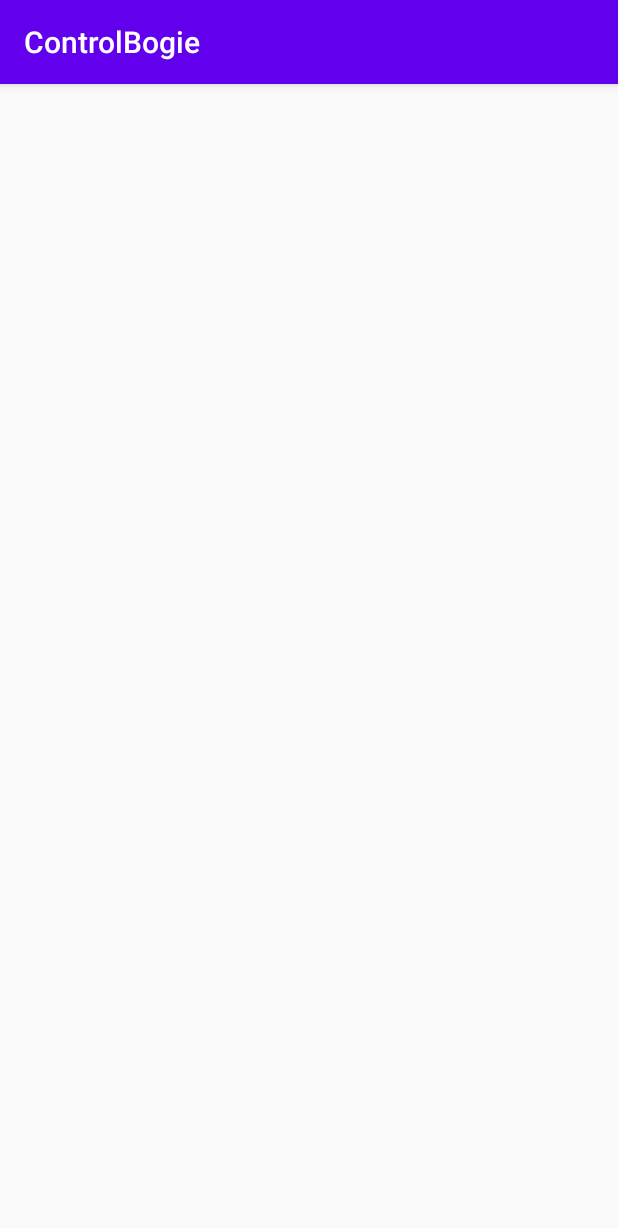
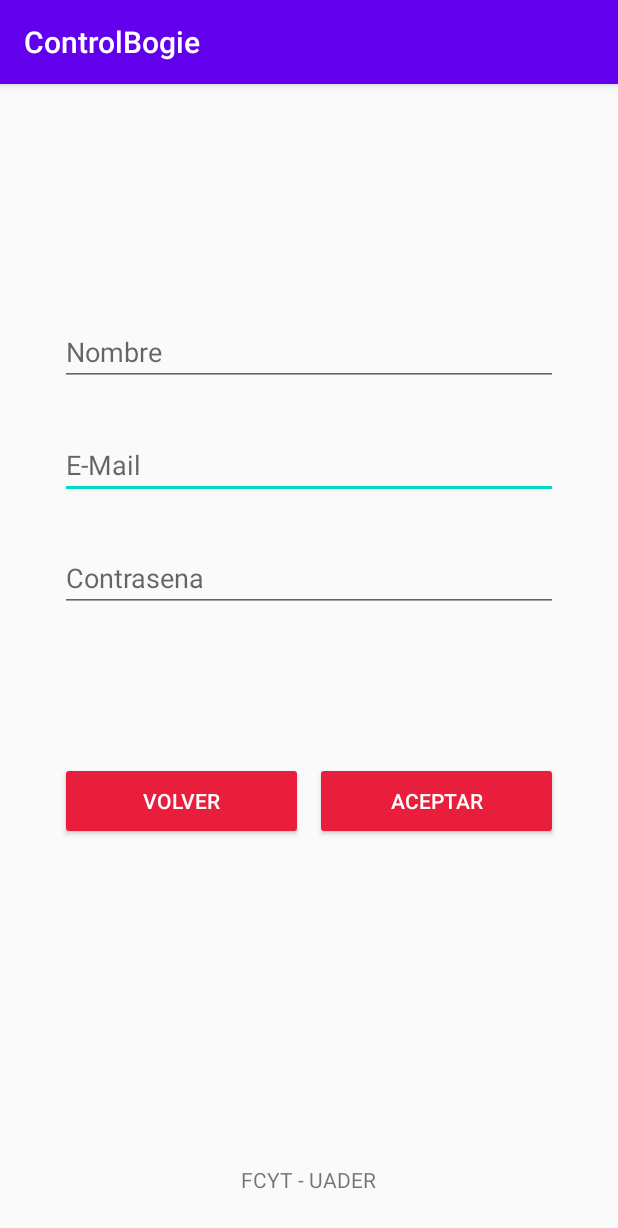
Before and after one commit to FDR-96/SistemasDigitalesIV, an Android app: the RegActivity screen opened directly, with no data from a screen before it, on a phone screen of 412 x 824 dp. Shown: the top 1228 px of the screen. Run offline under Robolectric (Android 15) with nearby library versions, the phone set to English and light mode, and no system bars.

Commit message:
Creando Interfaz

```diff
--- a/Android/ControlBogie/app/src/main/AndroidManifest.xml
+++ b/Android/ControlBogie/app/src/main/AndroidManifest.xml
@@ -9,7 +9,8 @@
         android:roundIcon="@mipmap/ic_launcher_round"
         android:supportsRtl="true"
         android:theme="@style/AppTheme">
-        <activity android:name=".RegActivity"></activity>
+        <activity android:name=".MenuActivity"></activity>
+        <activity android:name=".RegActivity" />
         <activity android:name=".MainActivity">
             <intent-filter>
                 <action android:name="android.intent.action.MAIN" />
--- a/Android/ControlBogie/app/src/main/java/com/example/controlbogie/RegActivity.java
+++ b/Android/ControlBogie/app/src/main/java/com/example/controlbogie/RegActivity.java
@@ -2,13 +2,38 @@ package com.example.controlbogie;
 
 import androidx.appcompat.app.AppCompatActivity;
 
+import android.content.Intent;
 import android.os.Bundle;
+import android.view.View;
+import android.widget.Button;
 
 public class RegActivity extends AppCompatActivity {
+
+    private Button  bVolver;
+    private Button bAceptar;
 
     @Override
     protected void onCreate(Bundle savedInstanceState) {
         super.onCreate(savedInstanceState);
         setContentView(R.layout.activity_reg);
+
+        bAceptar = (Button) findViewById(R.id.botonAceptar);
+        bVolver = (Button) findViewById(R.id.botonVolver);
+
+        bAceptar.setOnClickListener(new View.OnClickListener() {
+            @Override
+            public void onClick(View view) {
+                startActivities(new Intent[]{new Intent( RegActivity.this, MenuActivity.class)});
+            }
+        });
+
+        bVolver.setOnClickListener(new View.OnClickListener() {
+            @Override
+            public void onClick(View view) {
+                startActivities(new Intent[]{new Intent( RegActivity.this,  MainActivity.class)});
+            }
+        });
     }
+
+
 }
--- a/Android/ControlBogie/app/src/main/res/layout/activity_reg.xml
+++ b/Android/ControlBogie/app/src/main/res/layout/activity_reg.xml
@@ -6,4 +6,92 @@
     android:layout_height="match_parent"
     tools:context=".RegActivity">
 
+    <TextView
+        android:id="@+id/textView2"
+        android:layout_width="wrap_content"
+        android:layout_height="wrap_content"
+        android:text="FCYT - UADER"
+        app:layout_constraintBottom_toBottomOf="parent"
+        app:layout_constraintHorizontal_bias="0.498"
+        app:layout_constraintLeft_toLeftOf="parent"
+        app:layout_constraintRight_toRightOf="parent"
+        app:layout_constraintTop_toTopOf="parent"
+        app:layout_constraintVertical_bias="0.963" />
+
+    <Button
+        android:id="@+id/botonVolver"
+        android:layout_width="0dp"
+        android:layout_height="52dp"
+        android:layout_marginStart="40dp"
+        android:layout_marginTop="452dp"
+        android:layout_marginEnd="210dp"
+        android:backgroundTint="#E91E3C"
+        android:text="Volver"
+        android:textColor="#FFFFFF"
+        app:layout_constraintBottom_toTopOf="@+id/textView"
+        app:layout_constraintEnd_toEndOf="parent"
+        app:layout_constraintHorizontal_bias="0.0"
+        app:layout_constraintStart_toStartOf="parent"
+        app:layout_constraintTop_toTopOf="parent"
+        app:layout_constraintVertical_bias="0.892" />
+
+    <Button
+        android:id="@+id/botonAceptar"
+        android:layout_width="0dp"
+        android:layout_height="52dp"
+        android:layout_marginStart="210dp"
+        android:layout_marginTop="452dp"
+        android:layout_marginEnd="40dp"
+        android:backgroundTint="#E91E3C"
+        android:text="Aceptar"
+        android:textColor="#FFFFFF"
+        app:layout_constraintBottom_toTopOf="@+id/textView"
+        app:layout_constraintEnd_toEndOf="parent"
+        app:layout_constraintHorizontal_bias="1.0"
+        app:layout_constraintStart_toStartOf="parent"
+        app:layout_constraintTop_toTopOf="parent"
+        app:layout_constraintVertical_bias="0.892" />
+
+    <EditText
+        android:id="@+id/editTextTextEmailAddress"
+        android:layout_width="0dp"
+        android:layout_height="wrap_content"
+        android:layout_marginStart="40dp"
+        android:layout_marginEnd="40dp"
+        android:layout_marginBottom="30dp"
+        android:ems="10"
+        android:hint="E-Mail"
+        android:inputType="textEmailAddress"
+        app:layout_constraintBottom_toTopOf="@+id/editTextTextPassword"
+        app:layout_constraintEnd_toEndOf="parent"
+        app:layout_constraintStart_toStartOf="parent" />
+
+    <EditText
+        android:id="@+id/editTextTextPassword"
+        android:layout_width="0dp"
+        android:layout_height="wrap_content"
+        android:layout_marginStart="40dp"
+        android:layout_marginEnd="40dp"
+        android:layout_marginBottom="100dp"
+        android:ems="10"
+        android:hint="Contrasena"
+        android:inputType="textPassword"
+        app:layout_constraintBottom_toTopOf="@+id/botonVolver"
+        app:layout_constraintEnd_toEndOf="parent"
+        app:layout_constraintStart_toStartOf="parent" />
+
+    <EditText
+        android:id="@+id/editTextTextPersonName"
+        android:layout_width="0dp"
+        android:layout_height="wrap_content"
+        android:layout_marginStart="40dp"
+        android:layout_marginEnd="40dp"
+        android:layout_marginBottom="30dp"
+        android:ems="10"
+        android:hint="Nombre"
+        android:inputType="textPersonName"
+        app:layout_constraintBottom_toTopOf="@+id/editTextTextEmailAddress"
+        app:layout_constraintEnd_toEndOf="parent"
+        app:layout_constraintStart_toStartOf="parent" />
+
 </androidx.constraintlayout.widget.ConstraintLayout>
```
Also changed, not shown: Android/ControlBogie/app/src/main/java/com/example/controlbogie/MainActivity.java (+24 -1 lines), Android/ControlBogie/app/src/main/java/com/example/controlbogie/MenuActivity.java (added, +14 -0 lines), Android/ControlBogie/app/src/main/res/layout/activity_main.xml (+16 -11 lines), Android/ControlBogie/app/src/main/res/layout/activity_menu.xml (added, +52 -0 lines).
